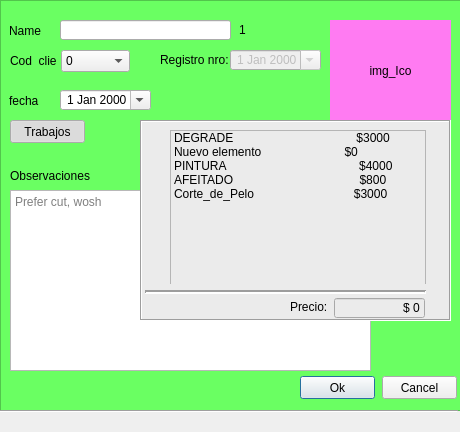
First picture: the form in Reserv.ui, repository Fernandez-Miguel-A/Gestor_remake, before the edit.
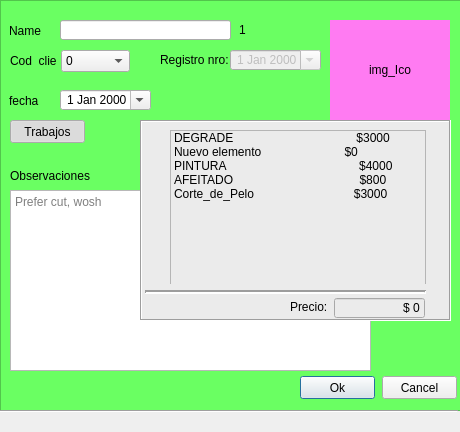
Second picture: the form after the edit.

Patch:
```diff
--- a/Reserv.ui
+++ b/Reserv.ui
@@ -78,8 +78,8 @@
     <rect>
      <x>330</x>
      <y>20</y>
-     <width>121</width>
-     <height>101</height>
+     <width>120</width>
+     <height>100</height>
     </rect>
    </property>
    <property name="styleSheet">
```
Left out of the diff: 4 changed lines with no effect on the pictures.
